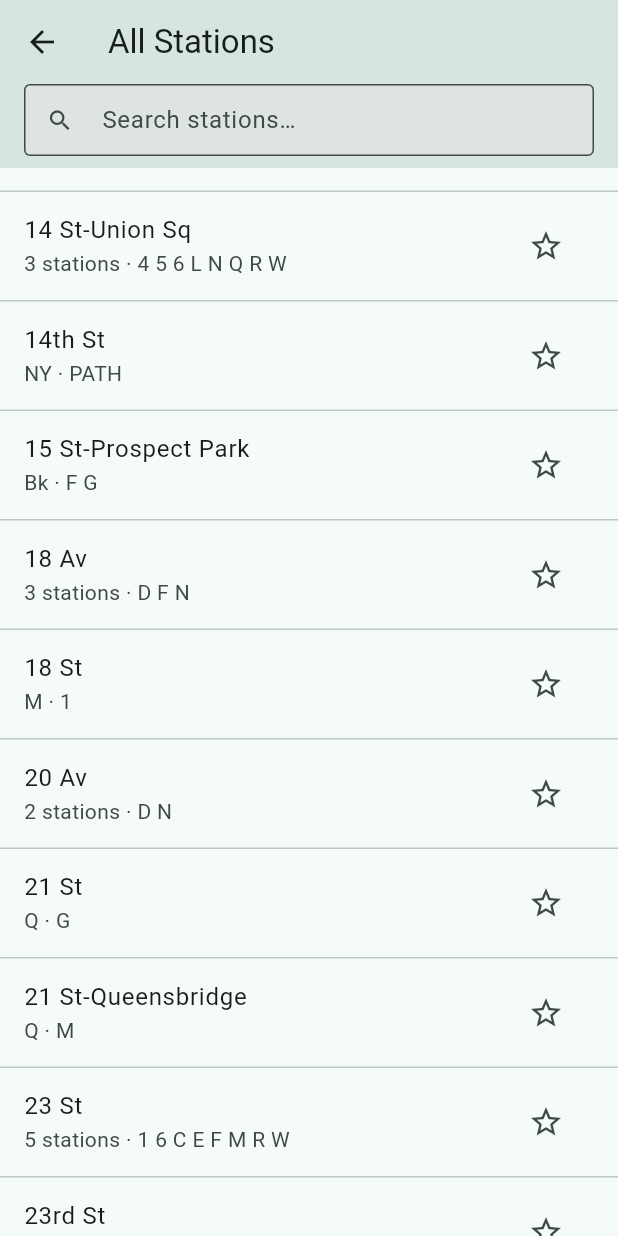
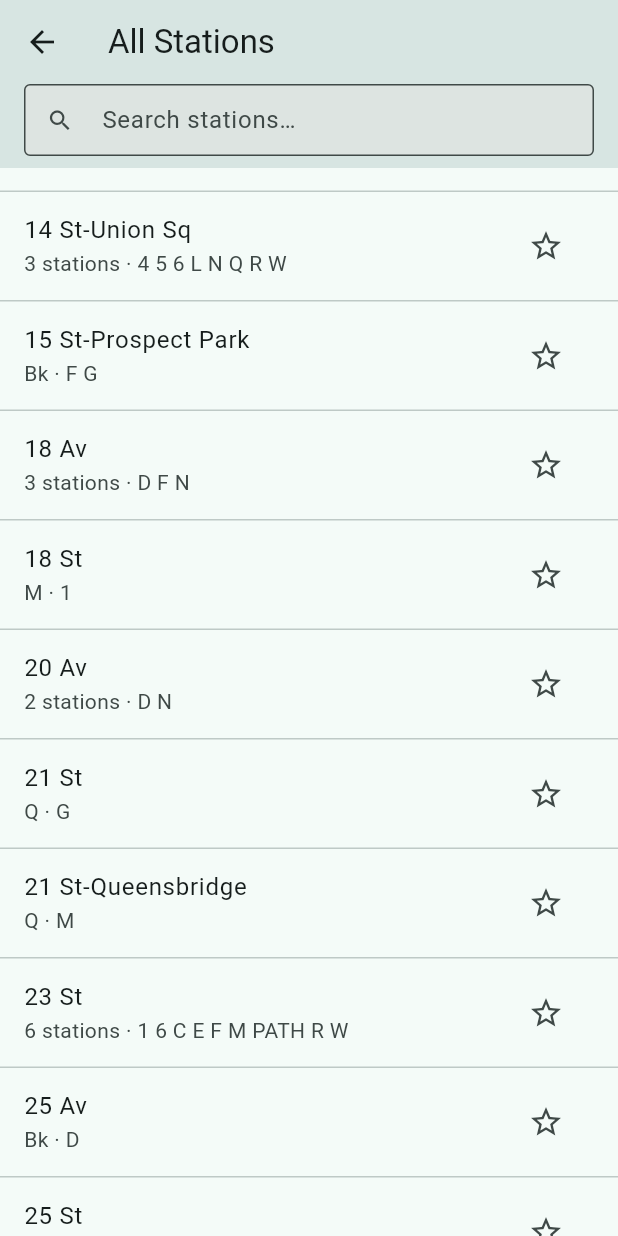
Before and after one commit to kshitijmodi/CommuteOS, a Flutter app: the StationSearchScreen screen opened directly, scrolled down 1152 dp, on a phone screen of 412 x 824 dp. Run offline on Flutter 3.47's test engine with Material 3 defaults, Android fonts, the phone set to English and light mode, and no system bars; our stand-ins replace csv, shared_preferences; missing offline and left inert: gtfs_realtime_bindings; accounts and stored records are empty; network calls fail.

Commit message:
Fix PATH stations not merging with MTA at shared locations
PathStation.all used ordinal-suffixed names ("14th St", "23rd St",
"33rd St") that didn't exactly match MTA's plain station names ("14
St", "23 St", "33 St"), so the exact-name grouping in
StationGroup.groupByName never merged them. Reported by user as "PATH
trains missing" when tapping 33 St - the station list was actually
showing two separate rows for the same physical location, and each
only surfaced that row's own agency.

Renamed the three affected PATH stations to match MTA's convention,
and added a regression test asserting a PATH station and its MTA
counterpart merge into one group with both agencies' routes present.

Co-Authored-By: Claude Sonnet 5 <noreply@anthropic.com>

```diff
--- a/lib/path/path_station.dart
+++ b/lib/path/path_station.dart
@@ -51,10 +51,17 @@ class PathStation implements TransitStation {
     PathStation(code: 'NEW', name: 'Newport', state: 'NJ'),
     PathStation(code: 'WTC', name: 'World Trade Center', state: 'NY'),
     PathStation(code: 'CHR', name: 'Christopher St', state: 'NY'),
-    PathStation(code: '09S', name: '9th St', state: 'NY'),
-    PathStation(code: '14S', name: '14th St', state: 'NY'),
-    PathStation(code: '23S', name: '23rd St', state: 'NY'),
-    PathStation(code: '33S', name: '33rd St', state: 'NY'),
+    // Named to match MTA's exact station-name convention (no ordinal
+    // suffix) for "9 St"/"14 St"/"23 St"/"33 St" so StationGroup.groupByName
+    // merges the PATH and MTA stations at the same physical location into
+    // one row instead of two separate ones. Verified against MTA's
+    // Stations.csv — MTA has an exact "33 St" (6 train) but no matching "9
+    // St"; kept "9 St" (not "9th St") anyway for naming consistency across
+    // the group, since it doesn't currently collide either way.
+    PathStation(code: '09S', name: '9 St', state: 'NY'),
+    PathStation(code: '14S', name: '14 St', state: 'NY'),
+    PathStation(code: '23S', name: '23 St', state: 'NY'),
+    PathStation(code: '33S', name: '33 St', state: 'NY'),
   ];
 
   @override
```
Also changed, not shown: 2 other files.
